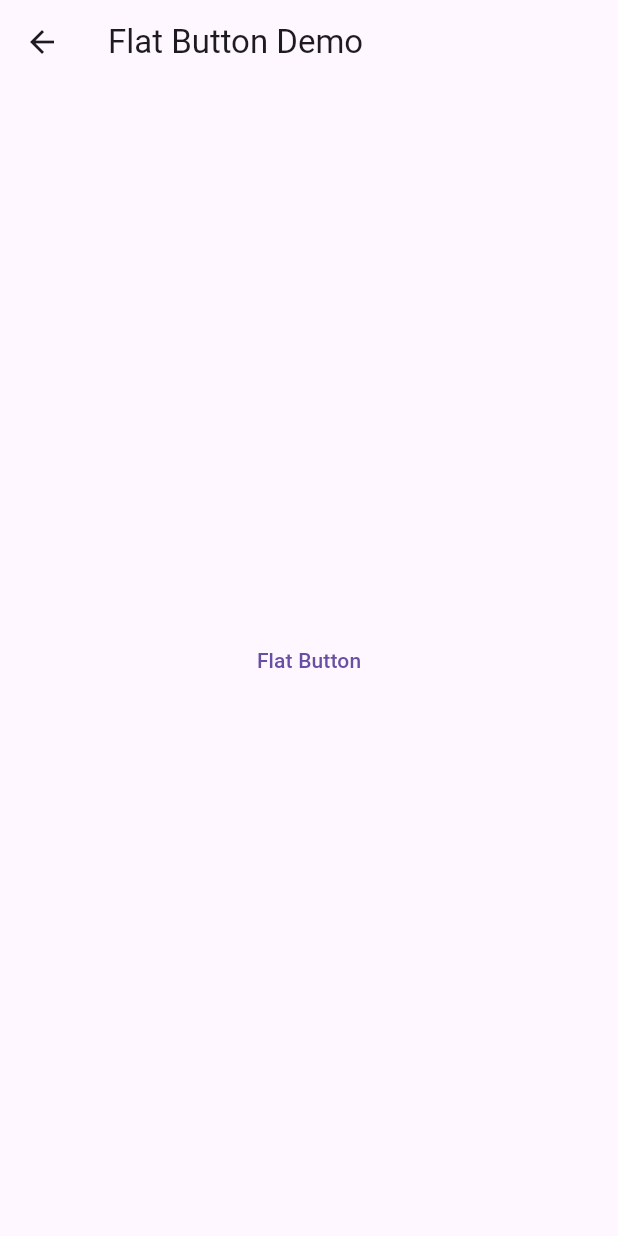
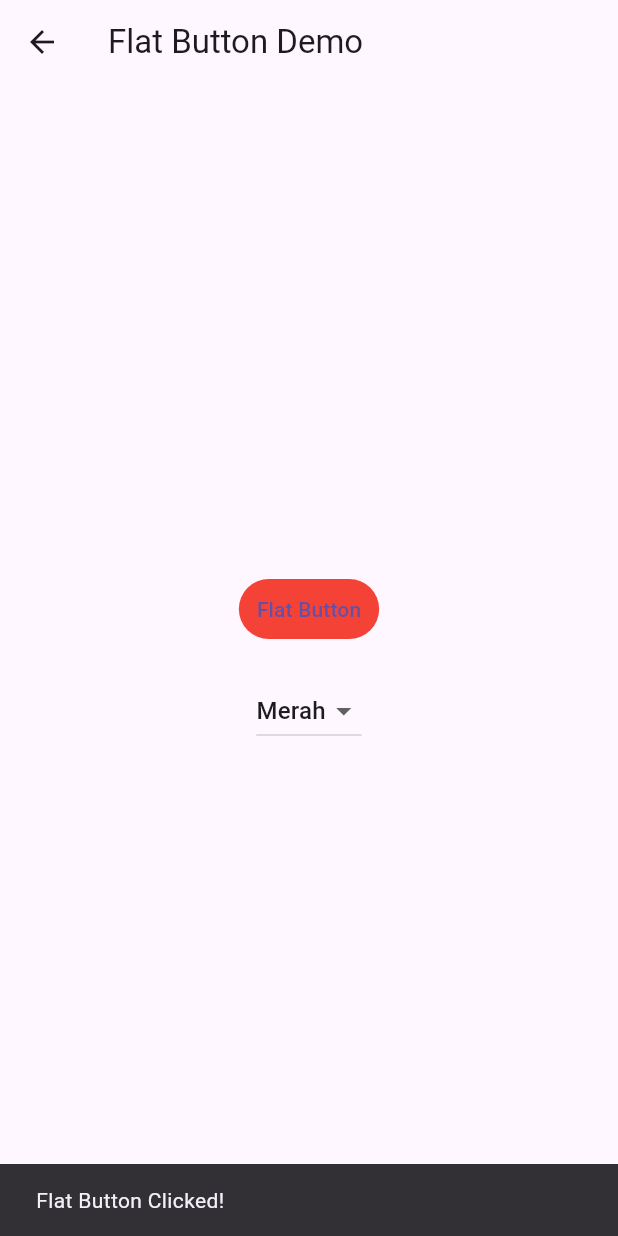
Before and after one commit to OrewaKimi/Flutter_Project, a Flutter app: the FlatButtonDemo screen opened directly, after a tap on "Flat Button", on a phone screen of 412 x 824 dp. Run offline on Flutter 3.47's test engine with Material 3 defaults, Android fonts, the phone set to English and light mode, and no system bars.

Commit message:
update more option button colors

```diff
--- a/flutter_button/lib/button/flat_button.dart
+++ b/flutter_button/lib/button/flat_button.dart
@@ -1,8 +1,17 @@
 import 'package:flutter/material.dart';
 
-class FlatButtonDemo extends StatelessWidget {
+class FlatButtonDemo extends StatefulWidget {
+  @override
+  _FlatButtonDemoState createState() => _FlatButtonDemoState();
+}
+
+class _FlatButtonDemoState extends State<FlatButtonDemo> {
+  String _selectedColor = 'Merah';
+
   void _showMessage(String message) {
-    print(message);
+    ScaffoldMessenger.of(
+      context,
+    ).showSnackBar(SnackBar(content: Text(message)));
   }
 
   @override
@@ -10,9 +19,36 @@ class FlatButtonDemo extends StatelessWidget {
     return Scaffold(
       appBar: AppBar(title: const Text('Flat Button Demo')),
       body: Center(
-        child: TextButton(
-          onPressed: () => _showMessage('Flat Button Clicked!'),
-          child: const Text('Flat Button'),
+        child: Column(
+          mainAxisAlignment: MainAxisAlignment.center,
+          children: [
+            TextButton(
+              onPressed: () => _showMessage('Flat Button Clicked!'),
+              child: const Text('Flat Button'),
+              style: TextButton.styleFrom(
+                backgroundColor:
+                    _selectedColor == 'Merah'
+                        ? Colors.red
+                        : _selectedColor == 'Hijau'
+                        ? Colors.green
+                        : Colors.blue,
+              ),
+            ),
+            SizedBox(height: 20),
+            DropdownButton(
+              value: _selectedColor,
+              items: [
+                DropdownMenuItem(child: Text('Merah'), value: 'Merah'),
+                DropdownMenuItem(child: Text('Hijau'), value: 'Hijau'),
+                DropdownMenuItem(child: Text('Biru'), value: 'Biru'),
+              ],
+              onChanged: (value) {
+                setState(() {
+                  _selectedColor = value as String;
+                });
+              },
+            ),
+          ],
         ),
       ),
     );
```
